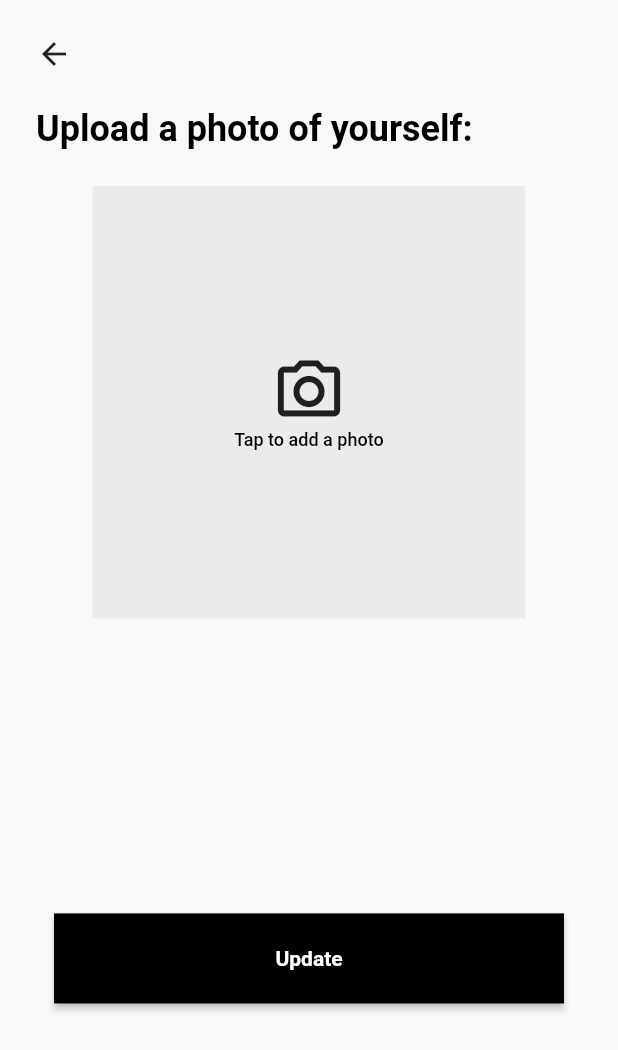
After one commit to luggy-wuggy/approachable_geek_challenge, a Flutter app: the screen it shows after launch, after a tap on the "person" icon, on a phone screen of 412 x 824 dp. The commit adds this screen. Shown: the top 1050 px of the screen. Run offline on Flutter 3.47's test engine with Material 2 defaults, Android fonts, the phone set to English and light mode, and no system bars; our stand-ins replace go_router; generated files the repository leaves out were written again.

Commit message:
feat: edit photo view + tests

```diff
--- a/lib/l10n/app_en.arb
+++ b/lib/l10n/app_en.arb
@@ -58,5 +58,13 @@
     "bioTextFieldDescription": "Write a little bit about yourself. Do you like chatting? Are you a smoker? Do you bring pets with you? Etc.",
     "@bioTextFieldDescription": {
       "description": "The desciption hint text for bio textfield"
+    },
+    "uploadAPhotoOfYourself": "Upload a photo of yourself:",
+    "@uploadAPhotoOfYourself": {
+      "description": "The title for EditPhotoView"
+    },
+    "tapToAddAPhoto": "Tap to add a photo",
+    "@tapToAddAPhoto": {
+      "description": "The text for 'Tap to add a photo'"
     }
 }
--- a/lib/src/app_router.dart
+++ b/lib/src/app_router.dart
@@ -41,6 +41,11 @@ class GeeksRouter {
             path: EditBioView.routeName,
             builder: (context, state) => const EditBioView(),
           ),
+          GoRoute(
+            name: EditPhotoView.routeName,
+            path: EditPhotoView.routeName,
+            builder: (context, state) => const EditPhotoView(),
+          ),
         ],
       ),
     ],
--- a/lib/src/ui/edit_profile/edit_profile_view.dart
+++ b/lib/src/ui/edit_profile/edit_profile_view.dart
@@ -30,7 +30,12 @@ class EditProfileView extends StatelessWidget {
                   key: editProfileTitleKey,
                 ),
                 const SizedBox(height: 12),
-                const ProfilePhotoCircle(key: profilePhotoCircleKey),
+                ProfilePhotoCircle(
+                  key: profilePhotoCircleKey,
+                  onTap: () {
+                    context.pushNamed(EditPhotoView.routeName);
+                  },
+                ),
                 ProfileInfoTile(
                   label: context.loc.name,
                   description: "Micah Smith",
--- /dev/null
+++ b/lib/src/ui/edit_profile/ui/edit_photo/edit_photo.dart
@@ -0,0 +1 @@
+export 'edit_photo_view.dart';
--- /dev/null
+++ b/lib/src/ui/edit_profile/ui/edit_photo/edit_photo_view.dart
@@ -0,0 +1,90 @@
+import 'package:flutter/material.dart';
+import 'package:go_router/go_router.dart';
+
+import 'package:approachable_geek_challenge/src/ui/widgets/long_button.dart';
+import 'package:approachable_geek_challenge/src/common/constants/colors.dart';
+import 'package:approachable_geek_challenge/src/common/extensions/app_localization_context.dart';
+
+class EditPhotoView extends StatelessWidget {
+  const EditPhotoView({super.key});
+
+  static const String routeName = 'edit-photo';
+
+  @override
+  Widget build(BuildContext context) {
+    final Size size = MediaQuery.of(context).size;
+
+    return Scaffold(
+      backgroundColor: GeekColors.kBackgroundColor,
+      body: SafeArea(
+        child: Padding(
+          padding: const EdgeInsets.all(24),
+          child: Column(
+            children: [
+              Align(
+                alignment: Alignment.centerLeft,
+                child: GestureDetector(
+                  onTap: () {
+                    context.pop();
+                  },
+                  key: editPhotoBackArrowKey,
+                  child: const Icon(
+                    Icons.arrow_back,
+                  ),
+                ),
+              ),
+              const SizedBox(height: 24),
+              Align(
+                alignment: Alignment.centerLeft,
+                child: Text(
+                  context.loc.uploadAPhotoOfYourself,
+                  style: const TextStyle(
+                    color: Colors.black,
+                    fontSize: 24,
+                    fontWeight: FontWeight.w600,
+                  ),
+                  key: editPhotoTitleKey,
+                ),
+              ),
+              const SizedBox(height: 24),
+              Container(
+                height: size.height * 0.35,
+                width: size.height * 0.35,
+                decoration: BoxDecoration(
+                  color: GeekColors.kGreyedColor.withOpacity(0.2),
+                ),
+                child: Column(
+                  mainAxisAlignment: MainAxisAlignment.center,
+                  children: [
+                    const Icon(
+                      Icons.photo_camera_outlined,
+                      size: 50,
+                    ),
+                    Text(
+                      context.loc.tapToAddAPhoto,
+                      style: const TextStyle(
+                        color: Colors.black,
+                        fontSize: 12,
+                        fontWeight: FontWeight.w500,
+                      ),
+                    ),
+                  ],
+                ),
+              ),
+              const Spacer(flex: 3),
+              GeeksLongButton(
+                label: context.loc.update,
+                key: editPhotoLongButtonKey,
+              ),
+              const Spacer(flex: 2)
+            ],
+          ),
+        ),
+      ),
+    );
+  }
+
+  static const Key editPhotoBackArrowKey = Key('edit-photo-back-arrow-key');
+  static const Key editPhotoTitleKey = Key('edit-photo-title-key');
+  static const Key editPhotoLongButtonKey = Key('edit-photo-long-button-key');
+}
--- a/lib/src/ui/edit_profile/ui/ui.dart
+++ b/lib/src/ui/edit_profile/ui/ui.dart
@@ -2,3 +2,4 @@ export 'edit_bio/edit_bio.dart';
 export 'edit_email/edit_email.dart';
 export 'edit_name/edit_name.dart';
 export 'edit_phone/edit_phone.dart';
+export 'edit_photo/edit_photo.dart';
--- a/lib/src/ui/edit_profile/widgets/profile_photo_circle.dart
+++ b/lib/src/ui/edit_profile/widgets/profile_photo_circle.dart
@@ -3,20 +3,25 @@ import 'package:flutter/material.dart';
 import 'package:approachable_geek_challenge/src/common/constants/colors.dart';
 
 class ProfilePhotoCircle extends StatelessWidget {
-  const ProfilePhotoCircle({super.key});
+  const ProfilePhotoCircle({super.key, this.onTap});
+
+  final Function? onTap;
 
   @override
   Widget build(BuildContext context) {
     final Size size = MediaQuery.of(context).size;
 
-    return Stack(
+    return GestureDetector(
+      onTap: () => onTap?.call(),
+      child: Stack(
         children: [
           Container(
             width: size.width * 0.3,
             height: size.width * 0.3,
             decoration: BoxDecoration(
               shape: BoxShape.circle,
-            border: Border.all(color: GeekColors.kPrimaryAccentColor, width: 7),
+              border:
+                  Border.all(color: GeekColors.kPrimaryAccentColor, width: 7),
             ),
             child: Icon(
               Icons.person,
@@ -39,6 +44,7 @@ class ProfilePhotoCircle extends StatelessWidget {
             ),
           )
         ],
+      ),
     );
   }
 }
--- a/lib/src/ui/edit_profile/widgets/widgets.dart
+++ b/lib/src/ui/edit_profile/widgets/widgets.dart
@@ -1,2 +1,3 @@
+export 'input_text_field.dart';
 export 'profile_info_tile.dart';
 export 'profile_photo_circle.dart';
```
Also changed, not shown: 4 other files. Lines whose indentation alone changed are shown as unchanged.
